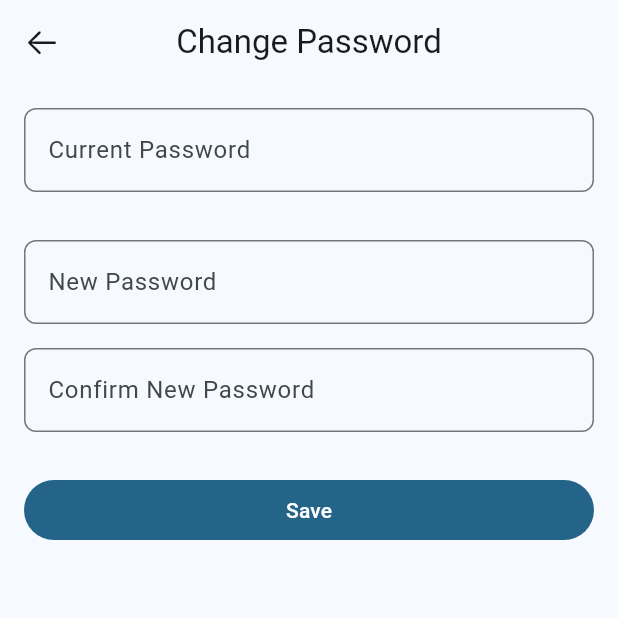
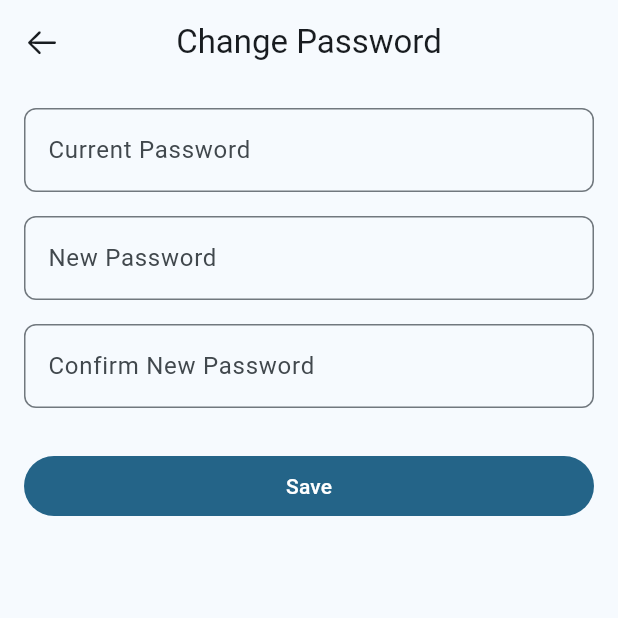
Before and after one commit to Albatrossman/Kidventory-WEB, a Flutter app: the ChangePasswordScreen screen opened directly, on a phone screen of 412 x 824 dp, the top half of it. Run offline on Flutter 3.47's test engine with Material 3 defaults, Android fonts, the phone set to English and light mode, and no system bars; our stand-ins replace image_cropper, image_picker, otp_text_field, rounded_loading_button_plus, syncfusion_flutter_calendar; network calls fail.

Commit message:
Optimize change password screen for web

```diff
--- a/lib/feature/main/change_password/change_password_screen.dart
+++ b/lib/feature/main/change_password/change_password_screen.dart
@@ -1,4 +1,5 @@
 import 'package:flutter/cupertino.dart';
+import 'package:flutter/foundation.dart';
 import 'package:flutter/material.dart';
 import 'package:kidventory_flutter/core/ui/component/button.dart';
 import 'package:kidventory_flutter/core/ui/util/message_mixin.dart';
@@ -14,11 +15,14 @@ class ChangePasswordScreen extends StatefulWidget {
   }
 }
 
-class _ChangePasswordScreenState extends State<ChangePasswordScreen> with MessageMixin, NavigationMixin {
+class _ChangePasswordScreenState extends State<ChangePasswordScreen>
+    with MessageMixin, NavigationMixin {
   final TextEditingController _passwordController = TextEditingController();
   final TextEditingController _newPasswordController = TextEditingController();
-  final TextEditingController _newPasswordConfirmationController = TextEditingController();
-  final RoundedLoadingButtonController _btnController = RoundedLoadingButtonController();
+  final TextEditingController _newPasswordConfirmationController =
+      TextEditingController();
+  final RoundedLoadingButtonController _btnController =
+      RoundedLoadingButtonController();
 
   @override
   Widget build(BuildContext context) {
@@ -35,10 +39,40 @@ class _ChangePasswordScreenState extends State<ChangePasswordScreen> with Messag
         child: Padding(
           padding: const EdgeInsets.symmetric(horizontal: 16.0),
           child: Column(
+            mainAxisAlignment: kIsWeb ? MainAxisAlignment.center : MainAxisAlignment.start,
+            children: [
+              SizedBox(
+                width: kIsWeb ? 420 : null,
+                child: Column(
                   children: [
                     Padding(
                       padding: const EdgeInsets.only(top: 16.0),
-                child: TextField(
+                      child: currentPasswordField(context),
+                    ),
+                    Padding(
+                      padding: const EdgeInsets.only(top: 16.0),
+                      child: newPasswordField(context),
+                    ),
+                    Padding(
+                      padding: const EdgeInsets.only(top: 16.0),
+                      child: confirmNewPasswordField(context),
+                    ),
+                  ],
+                ),
+              ),
+              Padding(
+                padding: const EdgeInsets.only(top: 32.0),
+                child: savePasswordButton(context),
+              ),
+            ],
+          ),
+        ),
+      ),
+    );
+  }
+
+  Widget currentPasswordField(BuildContext context) {
+    return TextField(
       controller: _passwordController,
       maxLines: 1,
       decoration: const InputDecoration(
@@ -54,11 +88,11 @@ class _ChangePasswordScreenState extends State<ChangePasswordScreen> with Messag
       obscureText: true,
       enableSuggestions: false,
       autocorrect: false,
-                ),
-              ),
-              Padding(
-                padding: const EdgeInsets.only(top: 32.0),
-                child: TextField(
+    );
+  }
+
+  Widget newPasswordField(BuildContext context) {
+    return TextField(
       controller: _newPasswordController,
       maxLines: 1,
       decoration: const InputDecoration(
@@ -74,11 +108,11 @@ class _ChangePasswordScreenState extends State<ChangePasswordScreen> with Messag
       obscureText: true,
       enableSuggestions: false,
       autocorrect: false,
-                ),
-              ),
-              Padding(
-                padding: const EdgeInsets.only(top: 16.0),
-                child: TextField(
+    );
+  }
+
+  Widget confirmNewPasswordField(BuildContext context) {
+    return TextField(
       controller: _newPasswordConfirmationController,
       maxLines: 1,
       decoration: const InputDecoration(
@@ -94,11 +128,11 @@ class _ChangePasswordScreenState extends State<ChangePasswordScreen> with Messag
       obscureText: true,
       enableSuggestions: false,
       autocorrect: false,
-                ),
-              ),
-              Padding(
-                padding: const EdgeInsets.only(top: 32.0),
-                child: AppButton(
+    );
+  }
+
+  Widget savePasswordButton(BuildContext context) {
+    return AppButton(
       controller: _btnController,
       onPressed: () => {},
       child: Text(
@@ -107,12 +141,6 @@ class _ChangePasswordScreenState extends State<ChangePasswordScreen> with Messag
               color: Theme.of(context).colorScheme.onPrimary,
             ),
       ),
-                ),
-              ),
-            ],
-          ),
-        ),
-      ),
     );
   }
 }
```
Lines whose indentation alone changed are shown as unchanged.
